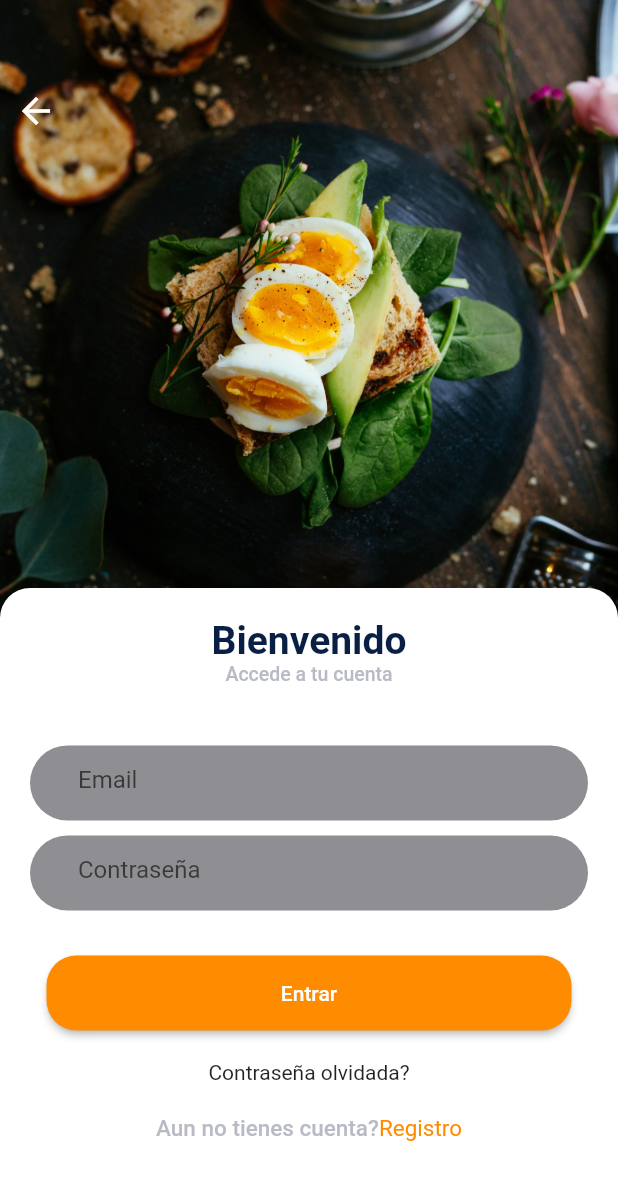
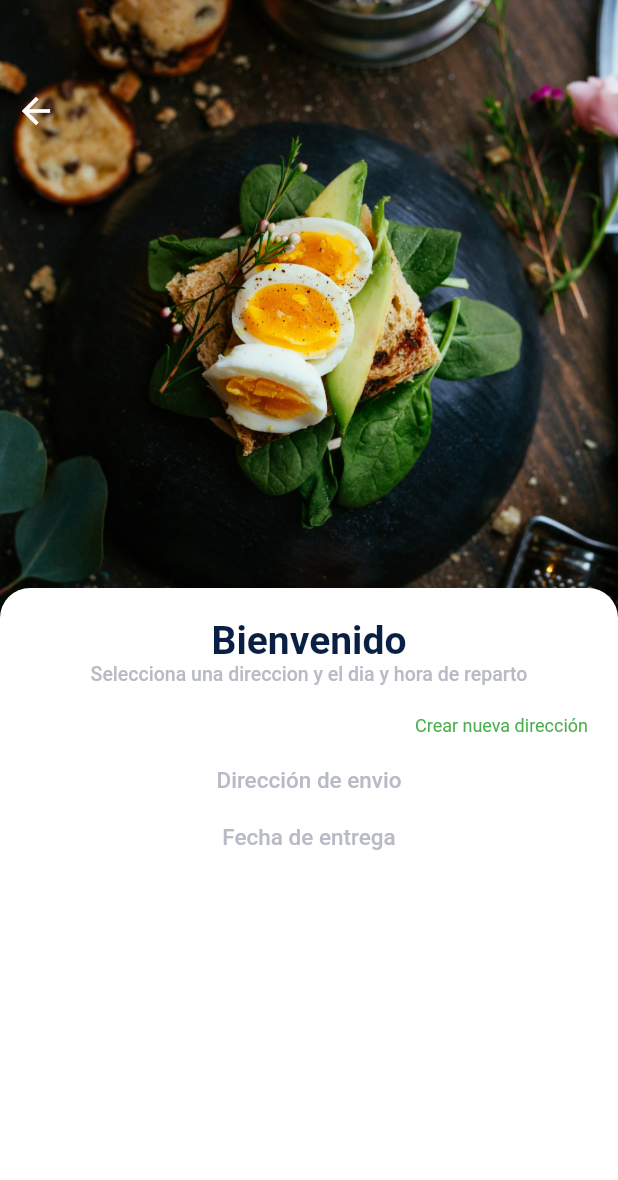
Before and after one commit to firthunsPHP/delibery_app_flutter, a Flutter app: the screen it shows after launch, after a tap on "Entrar", on a phone screen of 412 x 824 dp. Shown: the top 1180 px of the screen. Run offline on Flutter 3.47's test engine with Material 2 defaults, Android fonts, the light colour scheme and no system bars; our stand-ins replace form_validator, shared_preferences; network calls fail.

Commit message:
sesion clase dia 08/02/2022, faltaría correguir los errores

```diff
--- a/lib/config/api/api_url.dart
+++ b/lib/config/api/api_url.dart
@@ -8,4 +8,6 @@ class Api{
 
     static const register= baseUrl + '/user/create';
       static const clienteCreate = baseUrl + '/cliente/create';
+      static const provincias = baseUrl + '/provincias';
+      static const municipios = baseUrl + '/municipios';
 }
--- a/lib/config/preferences/shared_preferences.dart
+++ b/lib/config/preferences/shared_preferences.dart
@@ -3,12 +3,67 @@ import 'package:delibery_app/models/user.dart';
 import 'package:shared_preferences/shared_preferences.dart';
 
 class UserPreferences{
+
+  String _inMemoryToken = '';
+  int _cliente = 0;
+
+  Future<String> get userAccesToken async{
+    if(_inMemoryToken.isNotEmpty){
+      return _inMemoryToken;
+    }
+
+    _inMemoryToken = await _loadTokenFromShared();
+    return _inMemoryToken;
+  }
+
+  Future<int> get cliente async{
+    if(_cliente != 0){
+      return _cliente;
+    }
+
+    _cliente = await _loadClienteFromShared();
+    return _cliente;
+  }
+
+  Future<int> _loadClienteFromShared() async {
+    final SharedPreferences prefs = await SharedPreferences.getInstance();
+
+    var cliente = 0;
+    final cliente_id = prefs.getString('id_cliente');
+
+    if(cliente_id != null){
+      cliente = cliente_id as int;
+    }
+    return cliente;
+
+  }
+
+
+
+  Future<String> _loadTokenFromShared() async {
+    final SharedPreferences prefs = await SharedPreferences.getInstance();
+
+    var accesToken = '';
+    final token = prefs.getString('token');
+
+    if(token != null){
+      accesToken = token;
+    }
+    return accesToken;
+
+  }
+
+
+
   Future<bool> saveUserOnLogin(User user) async{
 
     final SharedPreferences prefs = await SharedPreferences.getInstance();
     prefs.setString('token', user.token!);
     prefs.setInt('id_user', user.id!);
+    prefs.setInt('id_cliente', user.cliente!);
 
     return true;
   }
+
+
 }
--- a/lib/config/routes/routes.dart
+++ b/lib/config/routes/routes.dart
@@ -1,9 +1,13 @@
 
+import 'package:delibery_app/pages/comenzar_pedido/comenzar_pedido.dart';
 import 'package:delibery_app/pages/login_page/login_page.dart';
+import 'package:delibery_app/pages/register_page/register_page.dart';
 import 'package:delibery_app/pages/welcome_page/welcome_page.dart';
 import 'package:flutter/widgets.dart';
 
 final routes = <String, WidgetBuilder>{
   'welcome': (BuildContext context) => WelcomePage(),
-  'login': (BuildContext context) => LoginPage()
+  'login': (BuildContext context) => LoginPage(),
+  'register': (BuildContext context) => RegisterPage(),
+  'comenzar': (BuildContext context) => ComenzarPedido(),
 };
--- a/lib/main.dart
+++ b/lib/main.dart
@@ -1,4 +1,5 @@
 
+import 'package:delibery_app/pages/comenzar_pedido/provider/direcciones_provider.dart';
 import 'package:delibery_app/pages/login_page/provider/login_provider.dart';
 import 'package:delibery_app/pages/register_page/provider/register_provider.dart';
 import 'package:flutter/material.dart';
@@ -21,7 +22,8 @@ class MyApp extends StatelessWidget {
       providers: [
         ChangeNotifierProvider(create: (_) => LoginProvider()),
         ChangeNotifierProvider(create: (_) => UserProvider()),
-        ChangeNotifierProvider(create: (_) => RegisterProvider())
+        ChangeNotifierProvider(create: (_) => RegisterProvider()),
+        ChangeNotifierProvider(create: (_) => DireccionesProvider())
       ],
       child: MaterialApp(
         debugShowCheckedModeBanner: false,
--- /dev/null
+++ b/lib/models/direcciones/municipio.dart
@@ -0,0 +1,5 @@
+
+class Municipio{
+
+
+}
--- /dev/null
+++ b/lib/models/direcciones/provincia.dart
@@ -0,0 +1,5 @@
+
+
+class Provincia{
+
+}
--- /dev/null
+++ b/lib/models/user_data.dart
@@ -0,0 +1,4 @@
+
+class User_data{
+
+}
--- /dev/null
+++ b/lib/pages/comenzar_pedido/comenzar_pedido.dart
@@ -0,0 +1,150 @@
+import 'package:delibery_app/Widgets/backButton.dart';
+import 'package:delibery_app/config/colors/colors.dart';
+import 'package:delibery_app/pages/comenzar_pedido/provider/direcciones_provider.dart';
+import 'package:flutter/material.dart';
+import 'package:flutter/services.dart';
+import 'package:provider/provider.dart';
+
+import 'modales/Add_direccion.dart';
+
+
+class ComenzarPedido extends StatefulWidget {
+  const ComenzarPedido({Key? key}) : super(key: key);
+
+  @override
+  _ComenzarPedidoState createState() => _ComenzarPedidoState();
+}
+
+class _ComenzarPedidoState extends State<ComenzarPedido> {
+
+  @override
+  void initState() {
+    // TODO: implement initState
+    super.initState();
+    DireccionesProvider provider = Provider.of<DireccionesProvider>(context, listen: false);
+    provider.getProvincias();
+  }
+
+
+  @override
+  Widget build(BuildContext context) {
+
+    var ancho = MediaQuery.of(context).size.width;
+    var alto = MediaQuery.of(context).size.height;
+
+    SystemChrome.setSystemUIOverlayStyle(SystemUiOverlayStyle.light.copyWith(
+        statusBarColor: Colors.transparent,
+        statusBarIconBrightness: Brightness.light));
+
+    return Scaffold(
+      body: Container(
+        child: SingleChildScrollView(
+          physics: AlwaysScrollableScrollPhysics(),
+          child: Column(
+            children: [
+              Stack(
+                children: [
+                  Image(
+                      width: double.infinity,
+                      height: alto * 0.5,
+                      fit: BoxFit.cover,
+                      image: AssetImage('assets/images/login-fondo.jpeg')),
+                  Container(
+                    child: backButton(Colors.white, context),
+                    margin: EdgeInsets.only(top: 50.0),
+                  )
+                ],
+              ),
+              Transform.translate(
+                  offset: Offset(0.0, -20),
+                  child: Container(
+                    width: double.infinity,
+                    height: alto * 0.5,
+                    decoration: BoxDecoration(
+                        color: Colors.white,
+                        borderRadius: BorderRadius.circular(20.0)),
+                    child: Padding(
+                      padding: EdgeInsets.all(20.0),
+                      child: Column(
+                        children: [
+                          Text(
+                            'Bienvenido',
+                            style: TextStyle(
+                                color: Theme.of(context).primaryColor,
+                                fontWeight: FontWeight.bold,
+                                fontSize: 26.0),
+                          ),
+                          Text(
+                            'Selecciona una direccion y el dia y hora de reparto',
+                            style: TextStyle(
+                                color: gris,
+                                fontWeight: FontWeight.w500,
+                                fontSize: 13.0),
+                          ),
+
+                          Container(
+                            margin: EdgeInsets.only(top: 20.0),
+                            child: Align(
+                              alignment: Alignment.centerRight,
+                              child: GestureDetector(
+                                onTap: () => {
+                                      showMaterialModalBottonSheet(
+                                        expand: true,
+                                        context: (context) => AddDireccion(),
+                                        builder: builder
+                                      )
+                                },
+                                child: Text('Crear nueva dirección',
+                                style: TextStyle(
+                                  color: Colors.green,
+                                  fontWeight: FontWeight.w400,
+                                  fontSize: 12.0)
+                                ),
+                              ),
+                            ),
+                          ),
+                          Container(
+                            margin: EdgeInsets.only(top: 20.0),
+                            child: Row(
+                              mainAxisAlignment: MainAxisAlignment.center,
+                              children: [
+                                Text(
+                                  'Dirección de envio',
+                                  style: TextStyle(
+                                      color: gris,
+                                      fontWeight: FontWeight.w500,
+                                      fontSize: 15.0),
+                                ),
+                               // TODO: consumir con la o la direcciones o un boton para
+                                // seleccionar la direccion desde un modal
+
+                              ],
+                            ),
+                          ),
+                          Container(
+                            margin: EdgeInsets.only(top:20),
+                            child: Row(
+                              mainAxisAlignment: MainAxisAlignment.center,
+                              children: [
+                                Text('Fecha de entrega',
+                                style: TextStyle(
+                                  color: gris,
+                                  fontWeight: FontWeight.w500,
+                                  fontSize: 15.0
+                                ))
+                              ],
+                            ),
+                          ),
+                          // TODO: consumir con la o la fecha o un boton para
+                          // seleccionar la direccion desde un modal
+                        ],
+                      ),
+                    ),
+                  ))
+            ],
+          ),
+        ),
+      ),
+    );
+  }
+}
--- /dev/null
+++ b/lib/pages/comenzar_pedido/provider/direcciones_provider.dart
@@ -0,0 +1,45 @@
+
+
+import 'dart:convert';
+
+import 'package:delibery_app/config/api/api_url.dart';
+import 'package:delibery_app/config/preferences/shared_preferences.dart';
+import 'package:delibery_app/models/direcciones/provincia.dart';
+import 'package:flutter/cupertino.dart';
+import 'package:http/http.dart';
+
+class DireccionesProvider extends ChangeNotifier{
+
+  List<Provincia> provinciaList = [];
+  List<Provincia> municipiosList = [];
+
+  bool loading = false;
+
+
+  Future<void> getProvincias() async {
+    if( provinciaList.isEmpty){
+      loading = true;
+      notifyListeners();
+      String token = await UserPreferences().userAccesToken;
+      Response response = await get(Uri.parse(Api.provincias),
+      headers: {
+        'Content-Type': 'application/json',
+        'Authorization': 'Bearer $token'
+      }
+      );
+
+      if( response.statusCode ==200){
+        List<dynamic> jsonList = json.decode(response.body);
+        provinciaList = List<Provincia>.from(jsonList.map((e) => Provincia.fromMap(e)));
+        notifyListeners();
+        loading = false;
+        notifyListeners();
+
+      }
+
+
+
+    }
+  }
+
+}
--- a/lib/pages/login_page/login_page.dart
+++ b/lib/pages/login_page/login_page.dart
@@ -68,7 +68,7 @@ class _LoginPageState extends State<LoginPage> {
                                 fontSize: 26.0),
                           ),
                           Text(
-                            'Accede a tu cuenta',
+                            'Selecciona una direccion y el dia y hora de reparto',
                             style: TextStyle(
                                 color: gris,
                                 fontWeight: FontWeight.w500,
--- a/lib/pages/welcome_page/welcome_page.dart
+++ b/lib/pages/welcome_page/welcome_page.dart
@@ -58,7 +58,7 @@ class WelcomePage extends StatelessWidget {
                 width:  ancho * 0.9,
                 height: alto *0.057,
                 child: ElevatedButton(
-                  onPressed:  ()=> Navigator.pushNamed(context,'login'),
+                  onPressed:  ()=> Navigator.pushNamed(context,'comenzar'),
                   style: ElevatedButton.styleFrom(
                     primary: Theme.of(context).accentColor,
                     shape: RoundedRectangleBorder(
```
Also changed, not shown: lib/models/direcciones/direccion.dart (added, +58 -0 lines), lib/models/direcciones/direcciones.dart (added, +26 -0 lines), lib/pages/comenzar_pedido/modales/add_direccion.dart (added, +77 -0 lines).
